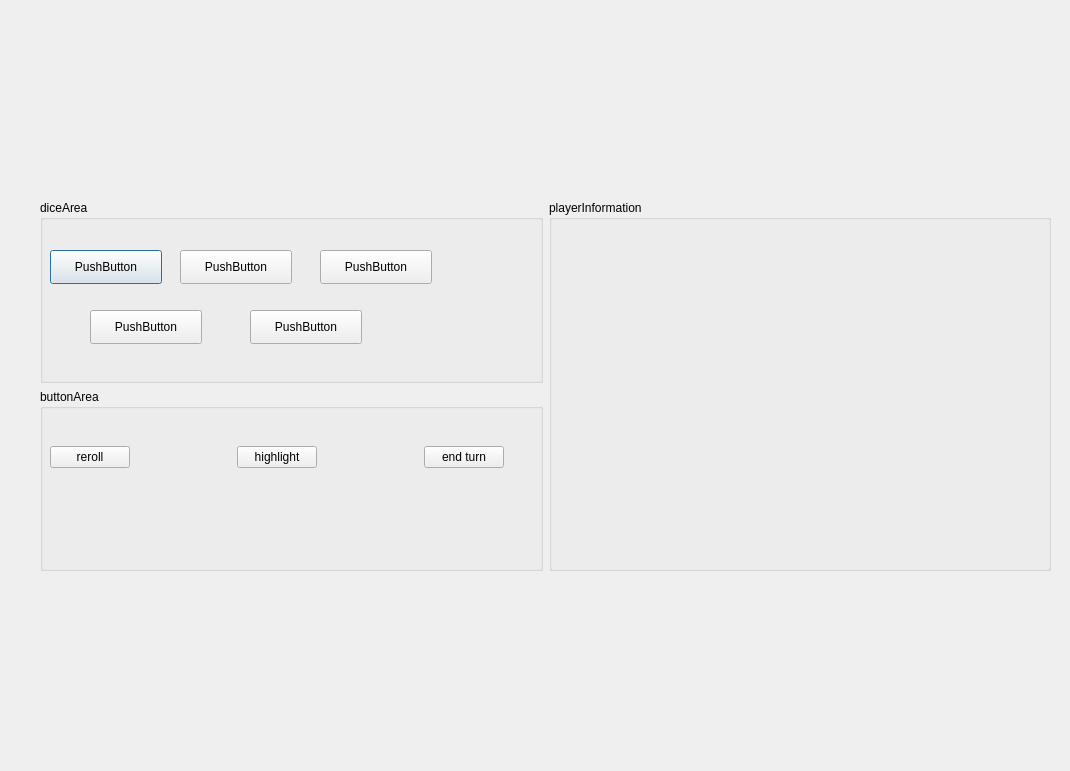
Before: the Qt Designer form main_window.ui in JAANKl/Kniffel, drawn with Qt 5.
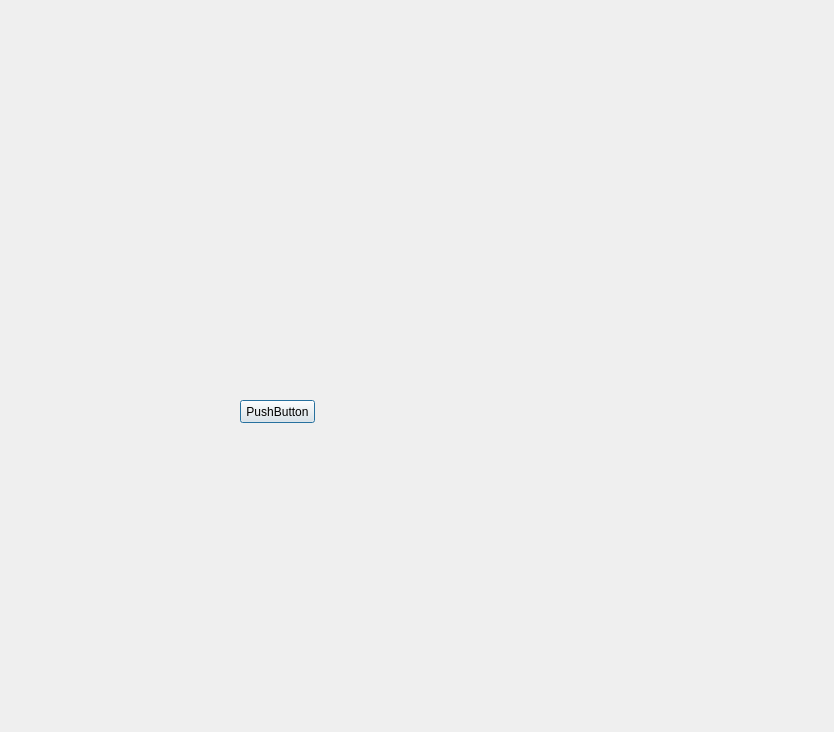
After: the same form once the commit is applied. Custom widgets are drawn as their Qt base class.

What changed in the file:
```diff
--- a/main_window.ui
+++ b/main_window.ui
@@ -6,175 +6,51 @@
    <rect>
     <x>0</x>
     <y>0</y>
-    <width>1070</width>
-    <height>771</height>
+    <width>834</width>
+    <height>732</height>
    </rect>
   </property>
   <property name="windowTitle">
    <string>Dialog</string>
   </property>
-  <widget class="QWidget" name="layoutWidget">
+  <property name="accessibleName">
+   <string/>
+  </property>
+  <widget class="WuerfelWidget" name="widget" native="true">
    <property name="geometry">
     <rect>
-     <x>40</x>
+     <x>200</x>
      <y>200</y>
-     <width>1011</width>
-     <height>371</height>
+     <width>120</width>
+     <height>80</height>
     </rect>
    </property>
-   <layout class="QHBoxLayout" name="horizontalLayout">
-    <item>
-     <layout class="QVBoxLayout" name="verticalLayout">
-      <item>
-       <widget class="QGroupBox" name="diceArea">
-        <property name="title">
-         <string>diceArea</string>
-        </property>
-        <widget class="QPushButton" name="pushButton">
-         <property name="geometry">
-          <rect>
-           <x>10</x>
-           <y>50</y>
-           <width>112</width>
-           <height>34</height>
-          </rect>
-         </property>
-         <property name="text">
-          <string>PushButton</string>
-         </property>
-        </widget>
-        <widget class="QPushButton" name="pushButton_2">
-         <property name="geometry">
-          <rect>
-           <x>140</x>
-           <y>50</y>
-           <width>112</width>
-           <height>34</height>
-          </rect>
-         </property>
-         <property name="text">
-          <string>PushButton</string>
-         </property>
-        </widget>
-        <widget class="QPushButton" name="pushButton_3">
-         <property name="geometry">
-          <rect>
-           <x>280</x>
-           <y>50</y>
-           <width>112</width>
-           <height>34</height>
-          </rect>
-         </property>
-         <property name="text">
-          <string>PushButton</string>
-         </property>
-        </widget>
-        <widget class="QPushButton" name="pushButton_4">
-         <property name="geometry">
-          <rect>
-           <x>50</x>
-           <y>110</y>
-           <width>112</width>
-           <height>34</height>
-          </rect>
-         </property>
-         <property name="text">
-          <string>PushButton</string>
-         </property>
-        </widget>
-        <widget class="QPushButton" name="pushButton_5">
-         <property name="geometry">
-          <rect>
-           <x>210</x>
-           <y>110</y>
-           <width>112</width>
-           <height>34</height>
-          </rect>
-         </property>
-         <property name="text">
-          <string>PushButton</string>
-         </property>
-        </widget>
-       </widget>
-      </item>
-      <item>
-       <widget class="QGroupBox" name="buttonArea">
-        <property name="title">
-         <string>buttonArea</string>
-        </property>
-        <widget class="QWidget" name="layoutWidget">
-         <property name="geometry">
-          <rect>
-           <x>10</x>
-           <y>50</y>
-           <width>454</width>
-           <height>36</height>
-          </rect>
-         </property>
-         <layout class="QHBoxLayout" name="horizontalLayout_2">
-          <item>
-           <widget class="QPushButton" name="rerollButton">
-            <property name="text">
-             <string>reroll</string>
-            </property>
-           </widget>
-          </item>
-          <item>
-           <spacer name="horizontalSpacer">
-            <property name="orientation">
-             <enum>Qt::Horizontal</enum>
-            </property>
-            <property name="sizeHint" stdset="0">
-             <size>
-              <width>40</width>
-              <height>20</height>
-             </size>
-            </property>
-           </spacer>
-          </item>
-          <item>
-           <widget class="QPushButton" name="highlightButton">
-            <property name="text">
-             <string>highlight</string>
-            </property>
-           </widget>
-          </item>
-          <item>
-           <spacer name="horizontalSpacer_2">
-            <property name="orientation">
-             <enum>Qt::Horizontal</enum>
-            </property>
-            <property name="sizeHint" stdset="0">
-             <size>
-              <width>40</width>
-              <height>20</height>
-             </size>
-            </property>
-           </spacer>
-          </item>
-          <item>
-           <widget class="QPushButton" name="endTurnButton">
-            <property name="text">
-             <string>end turn</string>
-            </property>
-           </widget>
-          </item>
-         </layout>
-        </widget>
-       </widget>
-      </item>
-     </layout>
-    </item>
-    <item>
-     <widget class="QGroupBox" name="playerInformation">
-      <property name="title">
-       <string>playerInformation</string>
-      </property>
-     </widget>
-    </item>
-   </layout>
+  </widget>
+  <widget class="QPushButton" name="pushButton">
+   <property name="geometry">
+    <rect>
+     <x>240</x>
+     <y>400</y>
+     <width>75</width>
+     <height>23</height>
+    </rect>
+   </property>
+   <property name="text">
+    <string>PushButton</string>
+   </property>
   </widget>
  </widget>
+ <customwidgets>
+  <customwidget>
+   <class>WuerfelWidget</class>
+   <extends>QWidget</extends>
+   <header>wuerfelwidget.h</header>
+   <container>1</container>
+   <slots>
+    <slot>wuerfeln()</slot>
+   </slots>
+  </customwidget>
+ </customwidgets>
  <resources/>
  <connections/>
 </ui>
```
Left out of the diff: 21 changed lines with no effect on the pictures.
